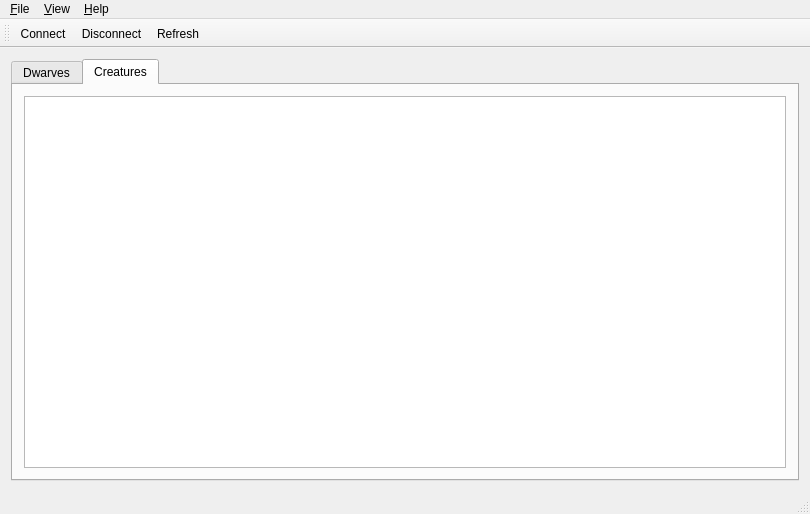
Above: Runesmith/runesmith.ui from DFHack/Runesmith before the change. Below: the same form after it.
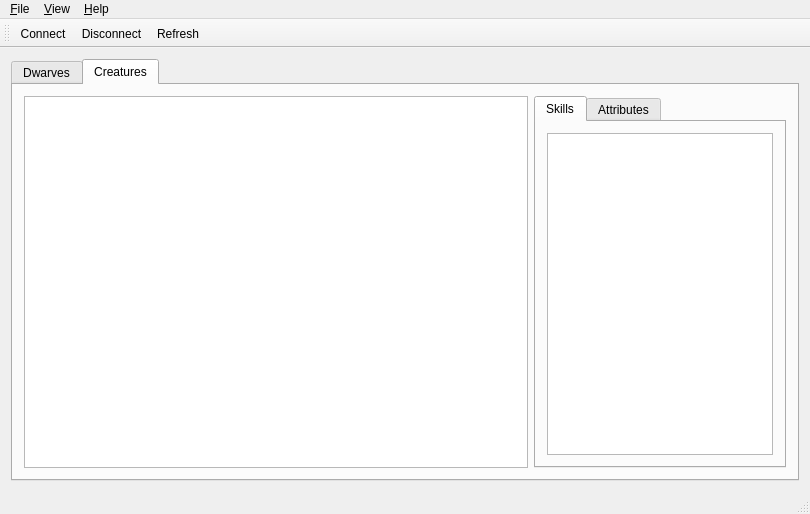
That is the form after the change. The open tabs and pages were chosen to show the change. Icons and pictures are not drawn.

Commit message: dwarves and creatures both displayed with skills

The edit to the form file:
```diff
--- a/Runesmith/runesmith.ui
+++ b/Runesmith/runesmith.ui
@@ -92,7 +92,51 @@
        </attribute>
        <layout class="QGridLayout" name="gridLayout_3">
         <item row="0" column="0">
-         <widget class="QTableView" name="creaturesTV"/>
+         <widget class="QTableView" name="creaturesTV">
+          <property name="sizePolicy">
+           <sizepolicy hsizetype="Expanding" vsizetype="Expanding">
+            <horstretch>2</horstretch>
+            <verstretch>0</verstretch>
+           </sizepolicy>
+          </property>
+          <property name="selectionBehavior">
+           <enum>QAbstractItemView::SelectRows</enum>
+          </property>
+          <attribute name="horizontalHeaderStretchLastSection">
+           <bool>true</bool>
+          </attribute>
+          <attribute name="horizontalHeaderStretchLastSection">
+           <bool>true</bool>
+          </attribute>
+         </widget>
+        </item>
+        <item row="0" column="1">
+         <widget class="QTabWidget" name="tabWidget_3">
+          <property name="sizePolicy">
+           <sizepolicy hsizetype="Expanding" vsizetype="Expanding">
+            <horstretch>1</horstretch>
+            <verstretch>0</verstretch>
+           </sizepolicy>
+          </property>
+          <property name="currentIndex">
+           <number>0</number>
+          </property>
+          <widget class="QWidget" name="cSkillsTab">
+           <attribute name="title">
+            <string>Skills</string>
+           </attribute>
+           <layout class="QGridLayout" name="gridLayout_6">
+            <item row="0" column="0">
+             <widget class="QTableView" name="cSkillsTV"/>
+            </item>
+           </layout>
+          </widget>
+          <widget class="QWidget" name="cAttrTab">
+           <attribute name="title">
+            <string>Attributes</string>
+           </attribute>
+          </widget>
+         </widget>
         </item>
        </layout>
       </widget>
```
Left out of the diff: 6 changed lines with no effect on the pictures. The commit also changes 7 other files.
